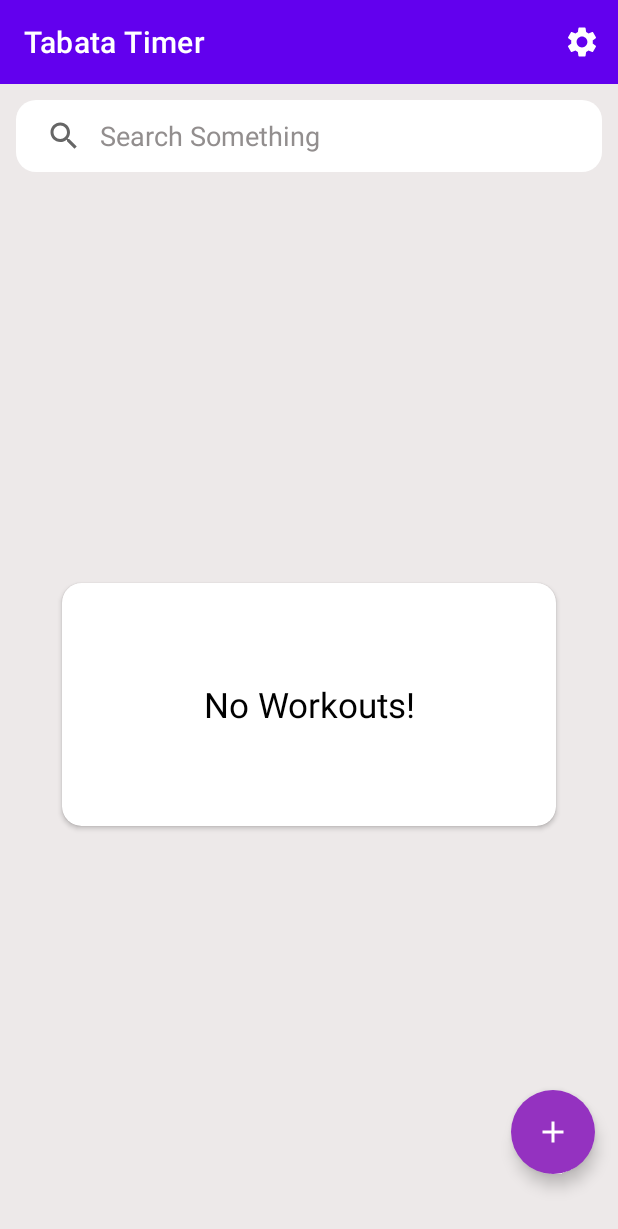
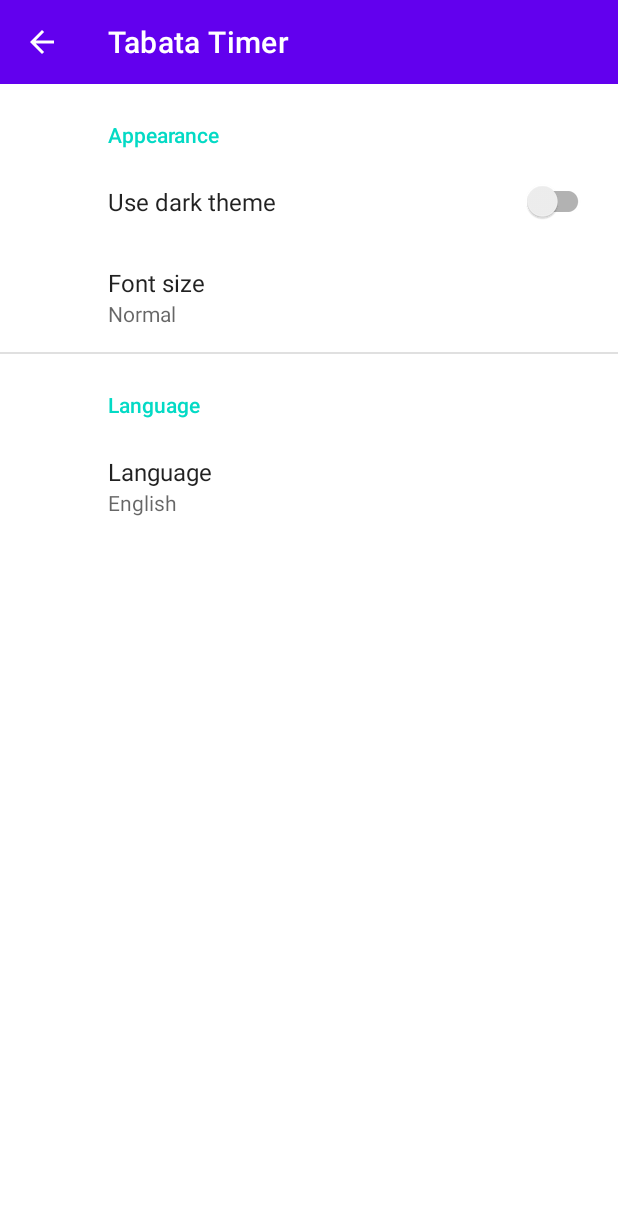
Before and after one commit to onyx-flame/kotlin-tabata-timer, an Android app: the HomeFragment screen opened directly, with no data from a screen before it, after a tap on "Settings", on a phone screen of 412 x 824 dp. Shown: the top 1229 px of the screen. Run offline under Robolectric (Android 15) with nearby library versions, the phone set to English and light mode, and no system bars; our stand-ins replace Room's generated code, androidx.preference.

Commit message:
Added settings page

```diff
--- a/app/build.gradle
+++ b/app/build.gradle
@@ -47,6 +47,7 @@ dependencies {
     implementation 'androidx.constraintlayout:constraintlayout:2.1.1'
     implementation 'androidx.legacy:legacy-support-v4:1.0.0'
     implementation 'androidx.lifecycle:lifecycle-service:2.4.0'
+    implementation 'androidx.preference:preference:1.1.1'
     testImplementation 'junit:junit:4.+'
     androidTestImplementation 'androidx.test.ext:junit:1.1.3'
     androidTestImplementation 'androidx.test.espresso:espresso-core:3.4.0'
@@ -69,7 +70,7 @@ dependencies {
 
     implementation 'org.jetbrains.kotlinx:kotlinx-serialization-json:1.3.1'
 
-
     implementation 'com.github.dhaval2404:colorpicker:2.0'
+    implementation 'androidx.preference:preference-ktx:1.1.1'
 
 }
--- a/app/src/main/java/com/onyx/tabatatimer/adapter/WorkoutAdapter.kt
+++ b/app/src/main/java/com/onyx/tabatatimer/adapter/WorkoutAdapter.kt
@@ -76,7 +76,7 @@ class WorkoutAdapter: RecyclerView.Adapter<WorkoutAdapter.WorkoutViewHolder>() {
         return if (time % 60 < 10) {
             "${time / 60}:0${time % 60}"
         } else {
-            "${time / 60}:0${time % 60}"
+            "${time / 60}:${time % 60}"
         }
 
     }
--- a/app/src/main/java/com/onyx/tabatatimer/fragments/HomeFragment.kt
+++ b/app/src/main/java/com/onyx/tabatatimer/fragments/HomeFragment.kt
@@ -39,6 +39,15 @@ class HomeFragment : Fragment() {
         super.onCreateOptionsMenu(menu, inflater)
         menu.clear()
         inflater.inflate(R.menu.home_menu, menu)
+    }
+
+    override fun onOptionsItemSelected(item: MenuItem): Boolean {
+        when(item.itemId) {
+            R.id.settings_menu -> {
+                view?.findNavController()?.navigate(R.id.action_homeFragment_to_settingsFragment)
+            }
+        }
+        return super.onOptionsItemSelected(item)
     }
 
     override fun onViewCreated(view: View, savedInstanceState: Bundle?) {
--- /dev/null
+++ b/app/src/main/java/com/onyx/tabatatimer/fragments/SettingsFragment.kt
@@ -0,0 +1,27 @@
+package com.onyx.tabatatimer.fragments
+
+import android.os.Bundle
+import android.view.MenuItem
+import androidx.navigation.findNavController
+import androidx.preference.PreferenceFragmentCompat
+import com.onyx.tabatatimer.MainActivity
+import com.onyx.tabatatimer.R
+
+class SettingsFragment : PreferenceFragmentCompat() {
+
+    override fun onCreatePreferences(savedInstanceState: Bundle?, rootKey: String?) {
+        setPreferencesFromResource(R.xml.root_preferences, rootKey)
+        setHasOptionsMenu(true)
+        (activity as MainActivity).supportActionBar?.setDisplayHomeAsUpEnabled(true)
+        (activity as MainActivity).supportActionBar?.setDisplayShowHomeEnabled(true)
+    }
+
+    override fun onOptionsItemSelected(item: MenuItem): Boolean {
+        when(item.itemId) {
+            android.R.id.home -> {
+                view?.findNavController()?.navigate(R.id.action_settingsFragment_to_homeFragment)
+            }
+        }
+        return super.onOptionsItemSelected(item)
+    }
+}
--- a/app/src/main/res/navigation/nav_graph.xml
+++ b/app/src/main/res/navigation/nav_graph.xml
@@ -27,6 +27,13 @@
         <action
             android:id="@+id/action_homeFragment_to_timerActivity"
             app:destination="@id/timerActivity" />
+        <action
+            android:id="@+id/action_homeFragment_to_settingsFragment"
+            app:destination="@id/settingsFragment"
+            app:enterAnim="@anim/slide_in_left"
+            app:exitAnim="@anim/slide_out_right"
+            app:popEnterAnim="@anim/slide_in_left"
+            app:popExitAnim="@anim/slide_out_right"/>
     </fragment>
     <fragment
         android:id="@+id/newWorkoutFragment"
@@ -73,4 +80,18 @@
             app:nullable="true"
             android:defaultValue="@null" />
     </activity>
+    <fragment
+        android:id="@+id/settingsFragment"
+        android:name="com.onyx.tabatatimer.fragments.SettingsFragment"
+        android:label="SettingsFragment" >
+        <action
+            android:id="@+id/action_settingsFragment_to_homeFragment"
+            app:destination="@id/homeFragment"
+            app:enterAnim="@anim/slide_in_left"
+            app:exitAnim="@anim/slide_out_left"
+            app:popEnterAnim="@anim/slide_in_left"
+            app:popExitAnim="@anim/slide_out_left"
+            app:popUpTo="@id/homeFragment"
+            app:popUpToInclusive="true"/>
+    </fragment>
 </navigation>
--- a/app/src/main/res/values-night/themes.xml
+++ b/app/src/main/res/values-night/themes.xml
@@ -1,6 +1,6 @@
 <resources xmlns:tools="http://schemas.android.com/tools">
     <!-- Base application theme. -->
-    <style name="Theme.TabataTimer" parent="Theme.MaterialComponents.DayNight.DarkActionBar">
+    <style name="Theme.TabataTimer" parent="Theme.MaterialComponents.DayNight.NoActionBar">
         <!-- Primary brand color. -->
         <item name="colorPrimary">@color/purple_200</item>
         <item name="colorPrimaryVariant">@color/purple_700</item>
--- /dev/null
+++ b/app/src/main/res/values/arrays.xml
@@ -0,0 +1,25 @@
+<resources>
+
+    <string-array name="font_size_entries">
+        <item>Small</item>
+        <item>Normal</item>
+        <item>Large</item>
+    </string-array>
+
+    <string-array name="font_size_values">
+        <item>small</item>
+        <item>normal</item>
+        <item>large</item>
+    </string-array>
+
+    <string-array name="language_entries">
+        <item>English</item>
+        <item>Русский</item>
+    </string-array>
+
+    <string-array name="language_values">
+        <item>eng</item>
+        <item>ru</item>
+    </string-array>
+
+</resources>
--- a/app/src/main/res/values/strings.xml
+++ b/app/src/main/res/values/strings.xml
@@ -2,4 +2,14 @@
     <string name="app_name">Tabata Timer</string>
     <!-- TODO: Remove or change this placeholder text -->
     <string name="hello_blank_fragment">Hello blank fragment</string>
+    <!-- Preference Titles -->
+    <string name="appearance_header">Appearance</string>
+    <string name="language_header">Language</string>
+
+    <!-- Appearance Preferences -->
+    <string name="dark_theme_title">Use dark theme</string>
+    <string name="font_size_title">Font size</string>
+
+    <!-- Language Preferences -->
+    <string name="language_title">Language</string>
 </resources>
--- /dev/null
+++ b/app/src/main/res/xml/root_preferences.xml
@@ -0,0 +1,31 @@
+<PreferenceScreen xmlns:app="http://schemas.android.com/apk/res-auto">
+
+    <PreferenceCategory app:title="@string/appearance_header">
+
+        <SwitchPreferenceCompat
+            app:key="dark_theme"
+            app:title="@string/dark_theme_title" />
+
+        <ListPreference
+            app:defaultValue="normal"
+            app:entries="@array/font_size_entries"
+            app:entryValues="@array/font_size_values"
+            app:key="font_size"
+            app:title="@string/font_size_title"
+            app:useSimpleSummaryProvider="true"  />
+
+    </PreferenceCategory>
+
+    <PreferenceCategory app:title="@string/language_header">
+
+        <ListPreference
+            app:defaultValue="eng"
+            app:entries="@array/language_entries"
+            app:entryValues="@array/language_values"
+            app:key="language"
+            app:title="@string/language_header"
+            app:useSimpleSummaryProvider="true"  />
+
+    </PreferenceCategory>
+
+</PreferenceScreen>
```
